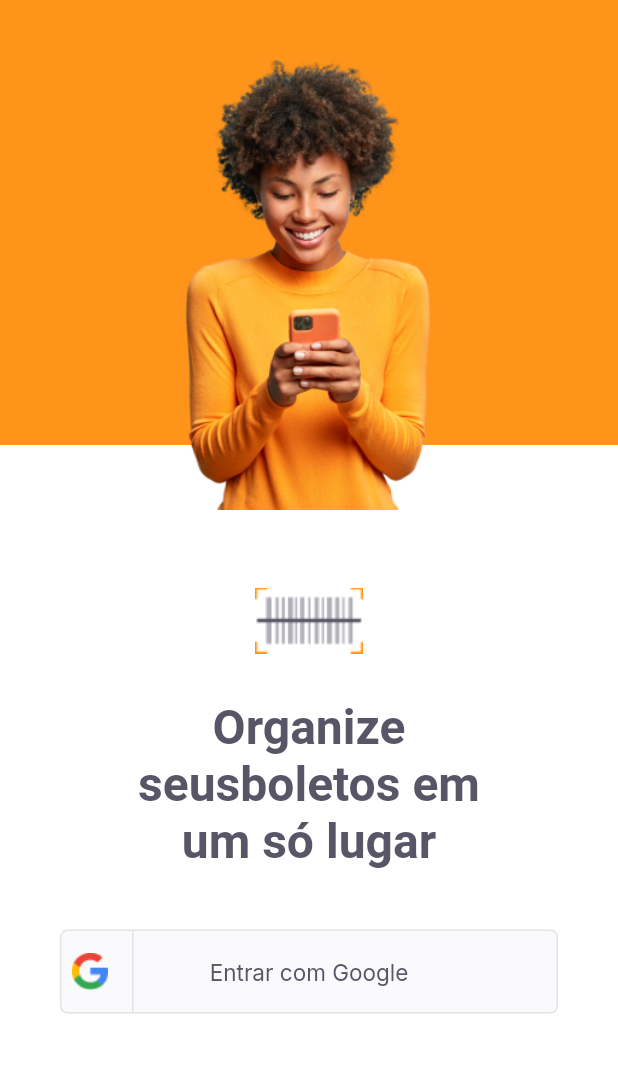
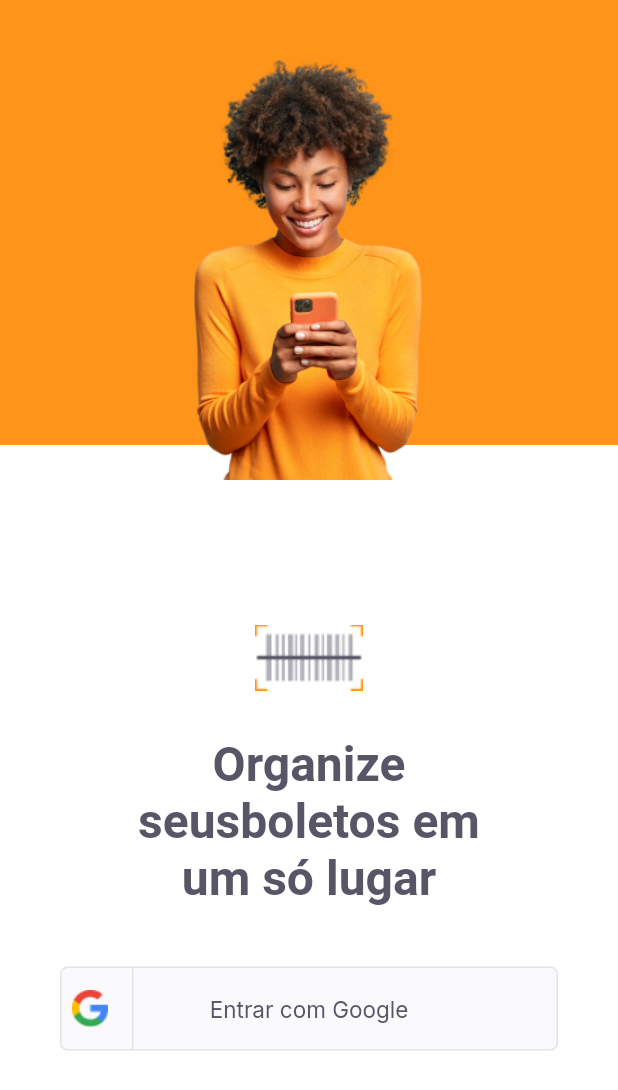
Before and after one commit to pierreEnoc/payflow-v1, a Flutter app: the LoginPage screen opened directly, on a phone screen of 412 x 824 dp. Shown: the top 1090 px of the screen. Run offline on Flutter 3.47's test engine with Material 2 defaults, Android fonts, the light colour scheme and no system bars; our stand-ins replace firebase_core, google_fonts, google_sign_in, shared_preferences; accounts and stored records are empty.

Commit message:
:sparkles: user login

```diff
--- a/lib/modules/login/login_page.dart
+++ b/lib/modules/login/login_page.dart
@@ -1,18 +1,20 @@
-
 import 'package:flutter/material.dart';
+import 'package:google_sign_in/google_sign_in.dart';
+import 'package:payflow/modules/login/login_controller.dart';
 import 'package:payflow/shared/themes/app_colors.dart';
 import 'package:payflow/shared/themes/app_images.dart';
 import 'package:payflow/shared/themes/app_text_styles.dart';
 import 'package:payflow/shared/widgets/social_login/social_login_button.dart';
 
 class LoginPage extends StatefulWidget {
-  const LoginPage({ Key? key }) : super(key: key);
+  const LoginPage({Key? key}) : super(key: key);
 
   @override
   _LoginPageState createState() => _LoginPageState();
 }
 
 class _LoginPageState extends State<LoginPage> {
+  final controller = LoginController();
   @override
   Widget build(BuildContext context) {
     final size = MediaQuery.of(context).size;
@@ -35,10 +37,10 @@ class _LoginPageState extends State<LoginPage> {
                 child: Image.asset(
                   AppImages.person,
                   width: 208,
-            height: 300,
+                  height: 280,
                 )),
             Positioned(
-              bottom: size.height * 0.18,
+              bottom: size.height * 0.15,
               left: 0,
               right: 0,
               child: Column(
@@ -47,7 +49,8 @@ class _LoginPageState extends State<LoginPage> {
                 children: [
                   Image.asset(AppImages.logomini),
                   Padding(
-                    padding: const EdgeInsets.only(top: 30, left: 70, right: 70),
+                    padding:
+                        const EdgeInsets.only(top: 30, left: 70, right: 70),
                     child: Text(
                       "Organize seusboletos em um só lugar",
                       textAlign: TextAlign.center,
@@ -55,15 +58,20 @@ class _LoginPageState extends State<LoginPage> {
                     ),
                   ),
                   Padding(
-                    padding: const EdgeInsets.only(left: 40, right: 40, top: 40),
-                    child: SocialLoginButton(onTap: (){
-                      print("clicou");
-                    },),
+                    padding:
+                        const EdgeInsets.only(left: 40, right: 40, top: 40),
+                    child: SocialLoginButton(
+                      onTap: () {
+                        controller.googleSignIn(context);
+                      },
+                      //print("clicou");
+                    ),
+                  ),
+                ],
+              ),
             )
           ],
         ),
-            )
-        ],),
       ),
     );
   }
--- a/pubspec.yaml
+++ b/pubspec.yaml
@@ -32,6 +32,7 @@ dependencies:
   firebase_core: ^1.3.0
   google_sign_in: ^5.0.4
   google_sign_in_web: ^0.10.0
+  shared_preferences: ^2.0.6
 
 dev_dependencies:
   flutter_test:
```
Also changed, not shown: lib/app_widget.dart (+8 -1 lines), lib/modules/login/login_controller.dart (added, +23 -0 lines), lib/modules/splash/auth/aut_controller.dart (added, +39 -0 lines), lib/shared/models/user_model.dart (added, +22 -0 lines), pubspec.lock, 1 other file. Lines whose indentation alone changed are shown as unchanged.
